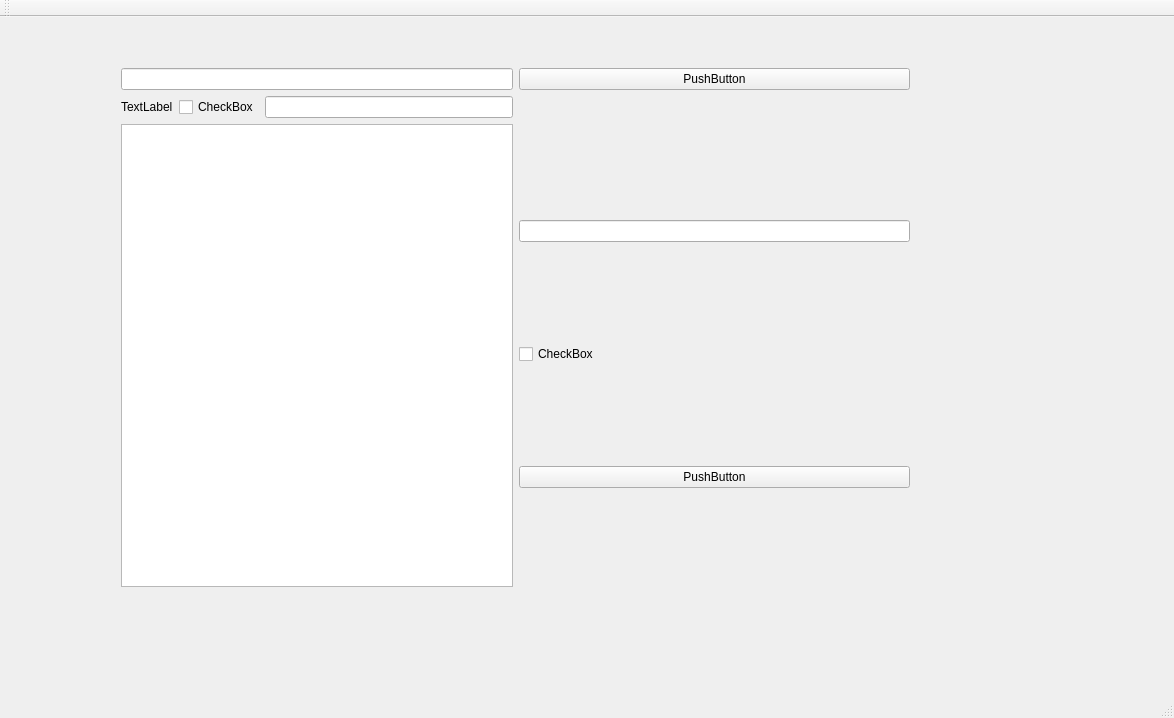
pzins/Grep, file mainwindow.ui: the form before one commit.
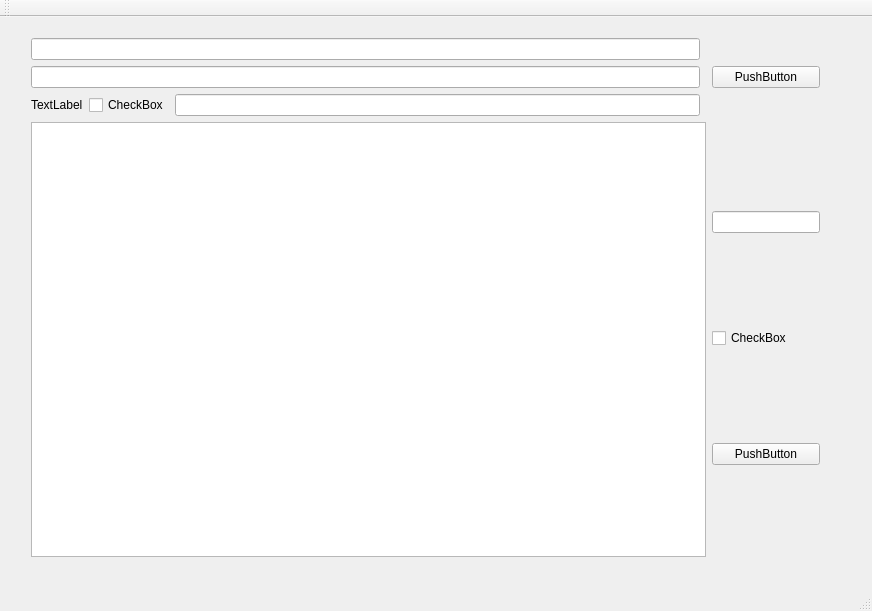
The form after the commit.

```diff
--- a/mainwindow.ui
+++ b/mainwindow.ui
@@ -6,8 +6,8 @@
    <rect>
     <x>0</x>
     <y>0</y>
-    <width>1174</width>
-    <height>718</height>
+    <width>872</width>
+    <height>611</height>
    </rect>
   </property>
   <property name="windowTitle">
@@ -17,20 +17,17 @@
    <widget class="QWidget" name="gridLayoutWidget">
     <property name="geometry">
      <rect>
-      <x>110</x>
-      <y>40</y>
+      <x>20</x>
+      <y>10</y>
       <width>811</width>
       <height>541</height>
      </rect>
     </property>
-    <layout class="QGridLayout" name="gridLayout">
-     <item row="3" column="0">
-      <widget class="QPlainTextEdit" name="results_plain_text"/>
-     </item>
-     <item row="0" column="0">
+    <layout class="QGridLayout" name="gridLayout" columnstretch="1,0,0">
+     <item row="1" column="0">
       <widget class="QLineEdit" name="command_line_edit"/>
      </item>
-     <item row="0" column="2">
+     <item row="1" column="2">
       <widget class="QPushButton" name="command_push_button">
        <property name="text">
         <string>PushButton</string>
@@ -43,7 +40,7 @@
        </property>
       </widget>
      </item>
-     <item row="3" column="2">
+     <item row="4" column="2">
       <layout class="QVBoxLayout" name="verticalLayout">
        <item>
         <widget class="QLineEdit" name="result_line_edit"/>
@@ -64,7 +61,7 @@
        </item>
       </layout>
      </item>
-     <item row="2" column="0">
+     <item row="3" column="0">
       <layout class="QHBoxLayout" name="horizontalLayout">
        <item>
         <widget class="QLabel" name="grep_label">
@@ -85,6 +82,12 @@
        </item>
       </layout>
      </item>
+     <item row="0" column="0">
+      <widget class="QLineEdit" name="working_directory"/>
+     </item>
+     <item row="4" column="0" colspan="2">
+      <widget class="QPlainTextEdit" name="results_plain_text"/>
+     </item>
     </layout>
    </widget>
   </widget>
```
Left out of the diff: 2 changed lines with no effect on the pictures.
